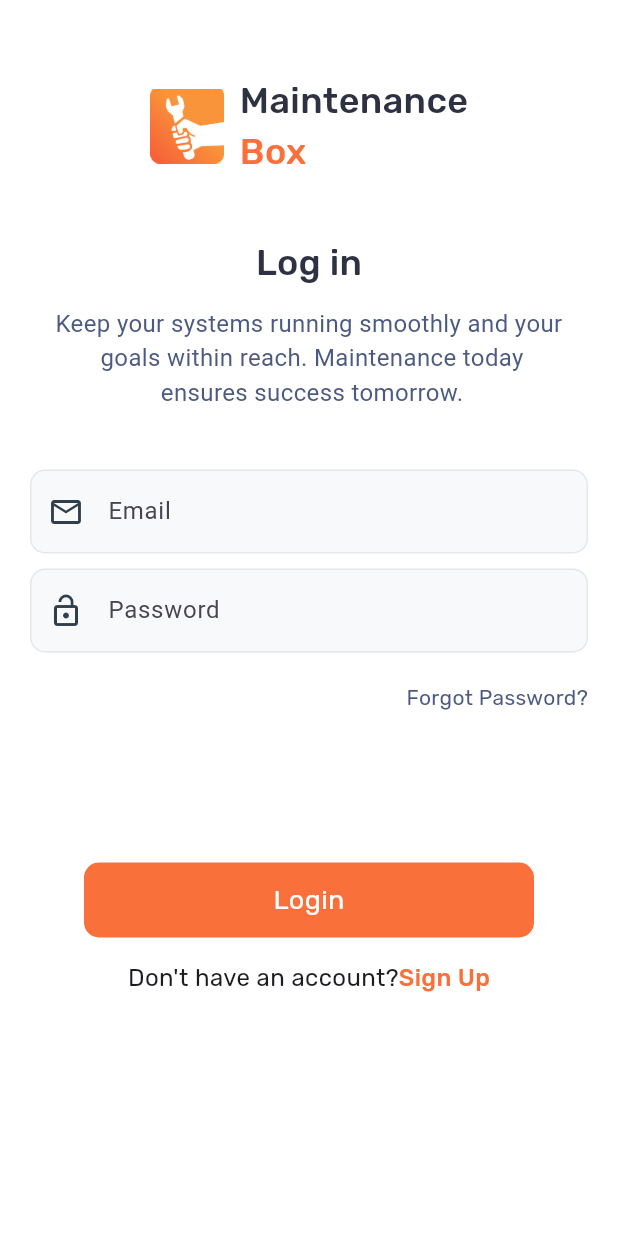
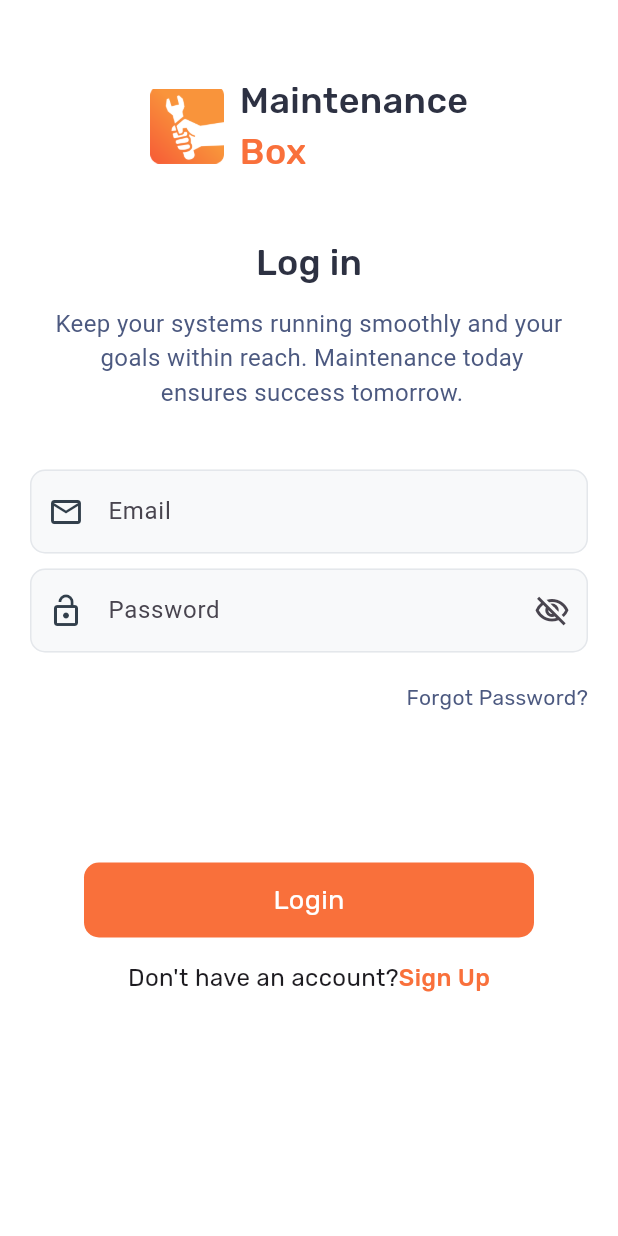
Before and after one commit to IKhanDev12/m_box_login, a Flutter app: the screen it shows after launch, on a phone screen of 412 x 824 dp. Run offline on Flutter 3.47's test engine with Material 3 defaults, Android fonts, the phone set to English and light mode, and no system bars; Roboto replaces fonts that are missing (Rubik Reguler).

Commit message:
suffixIcon change

```diff
--- a/lib/main.dart
+++ b/lib/main.dart
@@ -116,6 +116,7 @@ class MyApp extends StatelessWidget {
                       Icons.lock_open,
                       color: Color(0xff323F4B),
                     ),
+                    suffixIcon: const Icon(Icons.visibility_off_outlined),
                     focusedBorder: OutlineInputBorder(
                       borderSide: const BorderSide(
                         color: Color(0xffE4E7EB),
```
